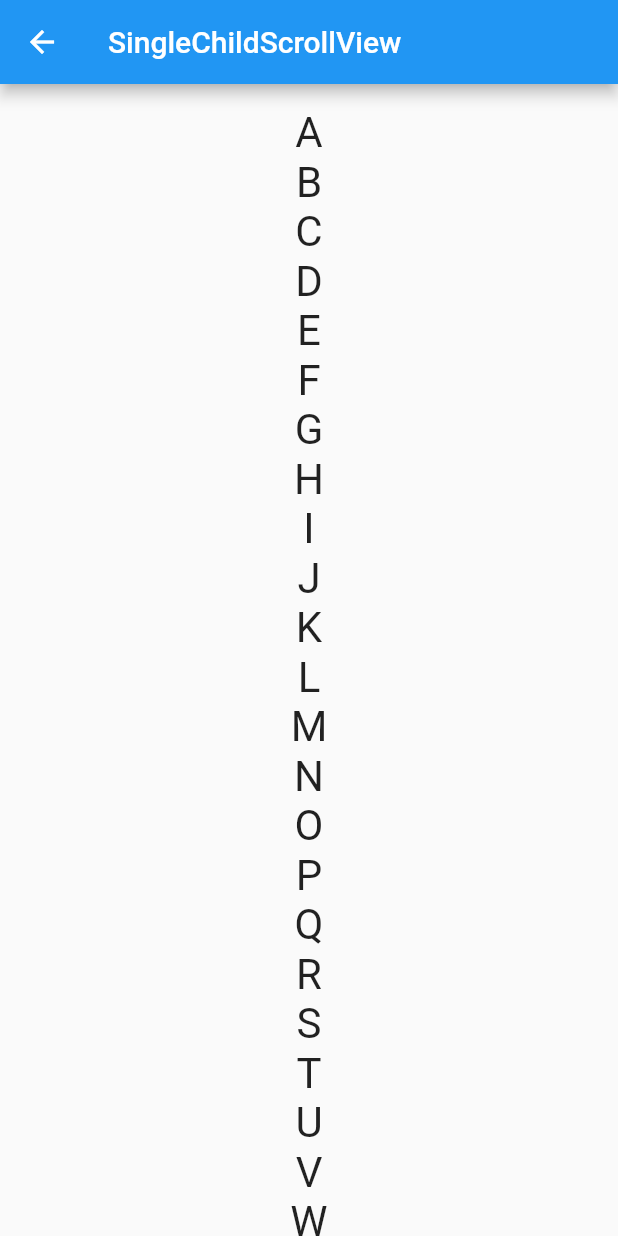
After one commit to nchkdxlq/flutter_demo, a Flutter app: the ScrollableWidget screen opened directly, after a tap on "SingleChildScrollView", on a phone screen of 412 x 824 dp. The commit adds this screen. Run offline on Flutter 3.47's test engine with Material 2 defaults, Android fonts, the phone set to English and light mode, and no system bars.

Commit message:
add Scrollable Widget

```diff
--- /dev/null
+++ b/lib/StatelessBaseWidget.dart
@@ -0,0 +1,30 @@
+
+import 'package:flutter/cupertino.dart';
+import 'package:flutter/material.dart';
+
+class StatelessBaseWidget extends StatelessWidget {
+
+  @override
+  Widget build(BuildContext context) {
+    return Scaffold(
+      appBar: appBar(context),
+      body: body(context),
+      bottomNavigationBar: bottomNavigationBar(context),
+    );
+  }
+
+  AppBar appBar(BuildContext context) {
+    return AppBar(title: Text('BaseWidget'),);
+  }
+
+  Widget body(BuildContext context) {
+    return Center(
+      child: Text('subclass should implement body method !'),
+    );
+  }
+
+  BottomNavigationBar bottomNavigationBar(BuildContext context) {
+    return null;
+  }
+
+}
--- a/lib/scrollable_widget/ScrollableWidget.dart
+++ b/lib/scrollable_widget/ScrollableWidget.dart
@@ -1,6 +1,8 @@
 
 import 'package:flutter/cupertino.dart';
 import 'package:flutter/material.dart';
+import 'package:flutterdemo/Util.dart';
+import 'package:flutterdemo/scrollable_widget/single_child_scrollView.dart';
 
 class ScrollableWidget extends StatelessWidget {
 	@override
@@ -15,7 +17,7 @@ class ScrollableWidget extends StatelessWidget {
 		return Column(
 			mainAxisAlignment: MainAxisAlignment.center,
 			children: <Widget>[
-
+				indicatorRowItem('SingleChildScrollView', SingleChildScrollViewWidget(), context),
 			],
 		);
 	}
--- /dev/null
+++ b/lib/scrollable_widget/single_child_scrollView.dart
@@ -0,0 +1,37 @@
+
+import 'package:flutter/cupertino.dart';
+import 'package:flutter/material.dart';
+import 'package:flutterdemo/StatelessBaseWidget.dart';
+
+class SingleChildScrollViewWidget extends StatelessBaseWidget {
+
+  @override
+  AppBar appBar(BuildContext context) {
+    return AppBar(title: Text('SingleChildScrollView'),);
+  }
+
+  @override
+  Widget body(BuildContext context) {
+    String str = "ABCDEFGHIJKLMNOPQRSTUVWXYZ";
+    return Scrollbar(
+      child: SingleChildScrollView(
+        scrollDirection: Axis.vertical,
+        padding: EdgeInsets.all(16.0),
+        child: Center(
+          child: Column(
+            children: str.split('')
+                .map( (c) => Text(c, textScaleFactor: 2.0,) )
+                .toList()
+          ),
+        ),
+      ),
+    );
+  }
+
+}
+
+/**
+ *  类似iOS的ScrollView
+ *  疑问:
+ *  1. 如何分页
+ * */
```
Also changed, not shown: lib/scrollable_widget/custom_scrollView.dart (added), lib/scrollable_widget/grid_view.dart (added), lib/scrollable_widget/list_view.dart (added).
